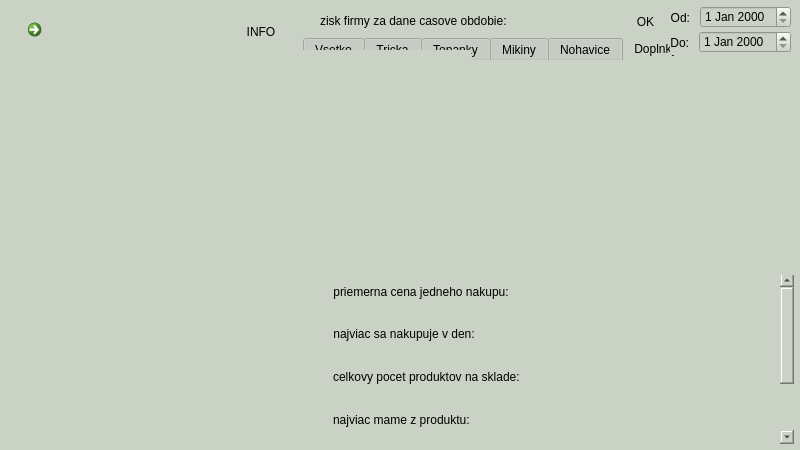
This is source/code/main.ui in tomas-magat/camels-eshop-infosystem as Qt 5 draws it before an edit. The edited form follows.
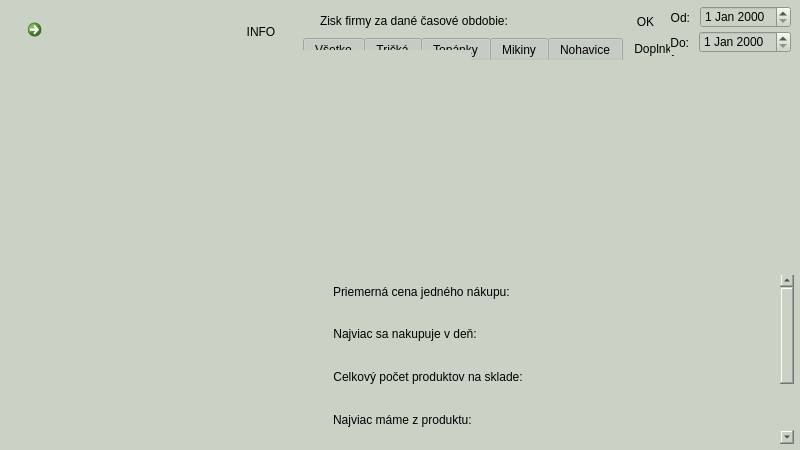
This is the edited form. The open tabs and pages were chosen to show the change. Icons and pictures are not drawn.

```diff
--- a/source/code/main.ui
+++ b/source/code/main.ui
@@ -4070,7 +4070,7 @@
         <property name="geometry">
          <rect>
           <x>0</x>
-          <y>0</y>
+          <y>-79</y>
           <width>474</width>
           <height>250</height>
          </rect>
@@ -4136,7 +4136,7 @@
              <item alignment="Qt::AlignLeft">
               <widget class="QLabel" name="label_19">
                <property name="text">
-                <string>priemerna cena jedneho nakupu: </string>
+                <string>Priemerná cena jedného nákupu: </string>
                </property>
                <property name="alignment">
                 <set>Qt::AlignRight|Qt::AlignTrailing|Qt::AlignVCenter</set>
@@ -4191,7 +4191,7 @@
              <item alignment="Qt::AlignLeft">
               <widget class="QLabel" name="label_11">
                <property name="text">
-                <string>najviac sa nakupuje v den: </string>
+                <string>Najviac sa nakupuje v deň: </string>
                </property>
                <property name="alignment">
                 <set>Qt::AlignRight|Qt::AlignTrailing|Qt::AlignVCenter</set>
@@ -4255,7 +4255,7 @@
                 <enum>Qt::LeftToRight</enum>
                </property>
                <property name="text">
-                <string>celkovy pocet produktov na sklade: </string>
+                <string>Celkový počet produktov na sklade: </string>
                </property>
                <property name="alignment">
                 <set>Qt::AlignRight|Qt::AlignTrailing|Qt::AlignVCenter</set>
@@ -4319,7 +4319,7 @@
              <item alignment="Qt::AlignLeft">
               <widget class="QLabel" name="label_15">
                <property name="text">
-                <string>najviac mame z produktu: </string>
+                <string>Najviac máme z produktu: </string>
                </property>
                <property name="alignment">
                 <set>Qt::AlignRight|Qt::AlignTrailing|Qt::AlignVCenter</set>
@@ -4513,7 +4513,7 @@
        </property>
        <widget class="QWidget" name="tab">
         <attribute name="title">
-         <string>Vsetko</string>
+         <string>Všetko</string>
         </attribute>
         <widget class="QGraphicsView" name="trzbyNakladyVsetko">
          <property name="geometry">
@@ -4540,7 +4540,7 @@
        </widget>
        <widget class="QWidget" name="tab_2">
         <attribute name="title">
-         <string>Tricka</string>
+         <string>Tričká</string>
         </attribute>
         <widget class="QGraphicsView" name="trzbyNakladyTricka">
          <property name="geometry">
@@ -4567,7 +4567,7 @@
        </widget>
        <widget class="QWidget" name="tab_4">
         <attribute name="title">
-         <string>Topanky</string>
+         <string>Topánky</string>
         </attribute>
         <widget class="QGraphicsView" name="trzbyNakladyTopanky">
          <property name="geometry">
@@ -4785,7 +4785,7 @@
         <item>
          <widget class="QLabel" name="label_8">
           <property name="text">
-           <string>zisk firmy za dane casove obdobie: </string>
+           <string>Zisk firmy za dané časové obdobie: </string>
           </property>
          </widget>
         </item>
```
Left out of the diff: 6 changed lines with no effect on the pictures.
